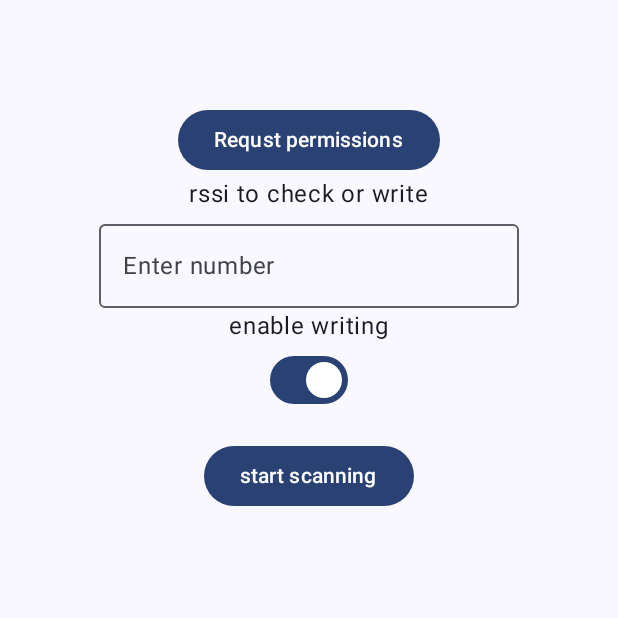
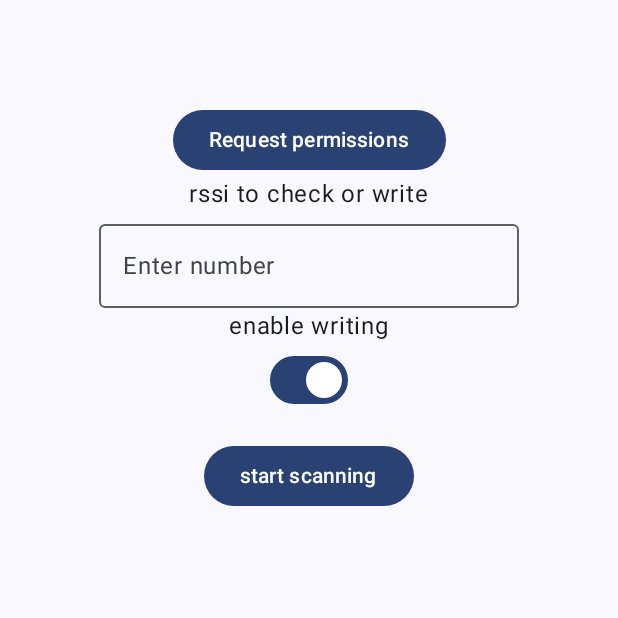
Before and after one commit to jappeace/kbeacon-ota-tool, an Android app built with Jetpack Compose: the screen it shows after launch (MainActivity), on a phone screen of 412 x 824 dp, the part 322-940 px from its top. Run offline under Robolectric (Android 15) with nearby library versions, the phone set to English and light mode, and no system bars; libraries missing offline, so code that uses them is left out: com.kkmcn.kbeaconlib2; 4 statements that could not run were skipped.

Commit message:
sorting typos

```diff
--- a/app/src/main/java/com/example/kbeaconpro/MainActivity.kt
+++ b/app/src/main/java/com/example/kbeaconpro/MainActivity.kt
@@ -70,12 +70,12 @@ class MainActivity : ComponentActivity() {
 
                 Button(
                     onClick = {
-                        Log.d(TAG, "requestion permissions")
+                        Log.d(TAG, "requesting permissions")
                         permissions()
                     },
                     modifier = Modifier.padding(top = 16.dp)
                 ) {
-                    Text("Requst permissions")
+                    Text("Request permissions")
                 }
                 Text("rssi to check or write")
                 NumberInputField(onValueChange = {input ->
```
